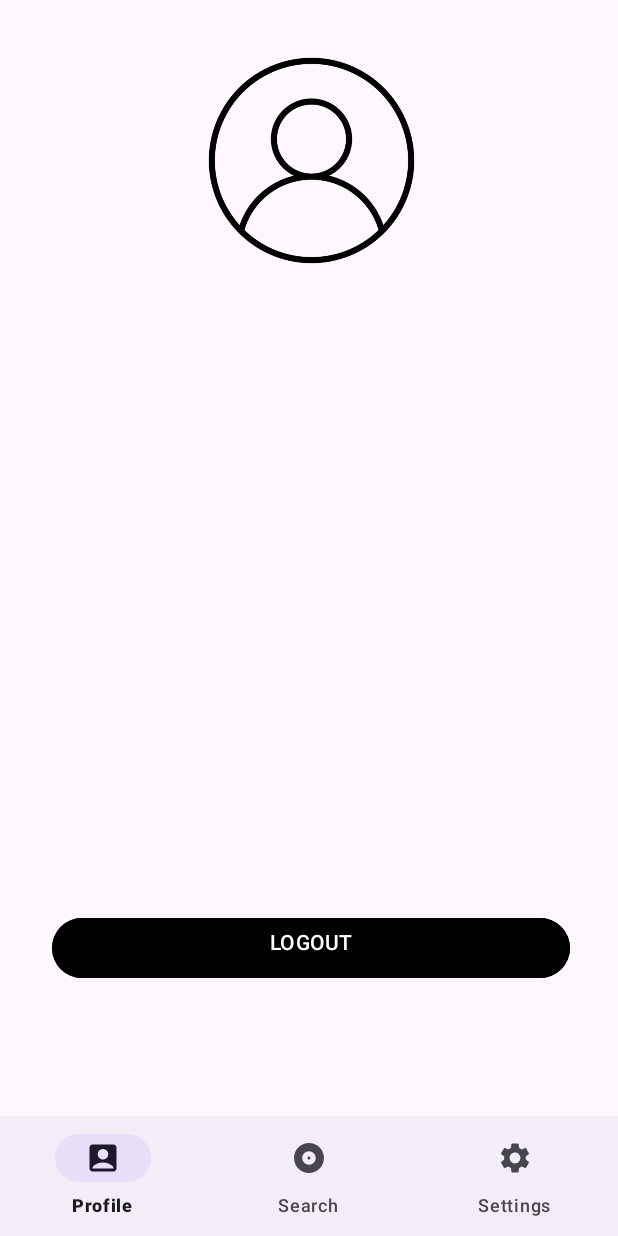
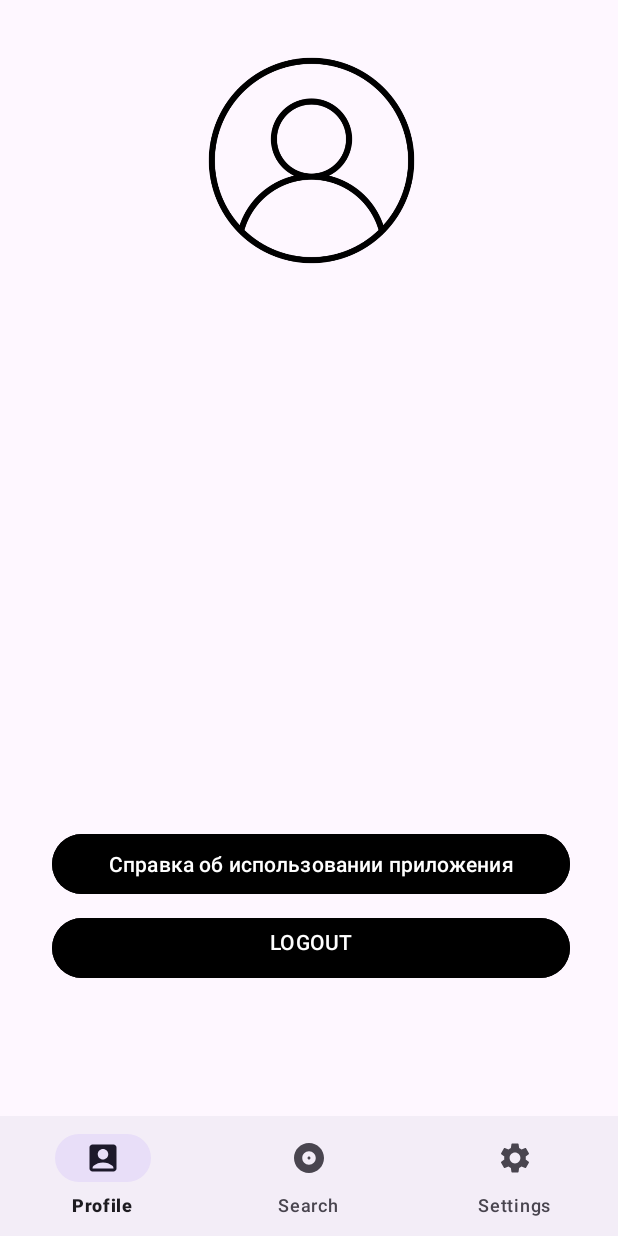
Before and after one commit to emiliyura/hotel, an Android app: the fragment ProfileFragment placed in its activity, on a phone screen of 412 x 824 dp. Run offline under Robolectric (Android 15) with nearby library versions, the phone set to English and light mode, and no system bars; our stand-ins replace Firebase (no records; nobody signed in at launch, a user with empty details on screens opened directly).

Commit message:
вроде все

```diff
--- a/app/src/main/AndroidManifest.xml
+++ b/app/src/main/AndroidManifest.xml
@@ -3,13 +3,15 @@
 
     <uses-permission android:name="android.permission.INTERNET" />
 
-<!--    <uses-permission android:name="android.permission.READ_EXTERNAL_STORAGE" />-->
     <application
         android:icon="@mipmap/ic_launcher"
         android:label="@string/app_name"
         android:roundIcon="@mipmap/ic_launcher_round"
         android:supportsRtl="true"
         android:theme="@style/Theme.Material3.Light">
+        <activity
+            android:name=".ApplicationDescription"
+            android:exported="false" />
         <activity
             android:name=".HotelCreate"
             android:exported="false" />
--- a/app/src/main/java/com/example/hotel/Login.java
+++ b/app/src/main/java/com/example/hotel/Login.java
@@ -13,6 +13,7 @@ import android.widget.Toast;
 
 import androidx.annotation.NonNull;
 import androidx.appcompat.app.AppCompatActivity;
+import androidx.core.content.ContextCompat;
 
 import com.google.android.material.textfield.TextInputEditText;
 import com.google.firebase.auth.FirebaseAuth;
@@ -50,6 +51,10 @@ public class Login extends AppCompatActivity {
     protected void onCreate(Bundle savedInstanceState) {
         super.onCreate(savedInstanceState);
         setContentView(R.layout.activity_login);
+
+        getWindow().setStatusBarColor(ContextCompat.getColor(this, R.color.black));
+
+
         mAuth = FirebaseAuth.getInstance();
         editTextEmail = findViewById(R.id.email);
         editTextPassword = findViewById(R.id.password);
--- a/app/src/main/java/com/example/hotel/ProfileFragment.java
+++ b/app/src/main/java/com/example/hotel/ProfileFragment.java
@@ -25,7 +25,7 @@ import com.google.firebase.database.ValueEventListener;
 public class ProfileFragment extends Fragment {
 
     private FirebaseAuth auth;
-    private Button button;
+    private Button button, ApplicationButton;
     private TextView textView, textViewName;
     private FirebaseUser user;
     private DatabaseReference databaseReference;
@@ -44,6 +44,7 @@ public class ProfileFragment extends Fragment {
         textView = view.findViewById(R.id.user_details);
         textViewName = view.findViewById(R.id.user_name);
         button = view.findViewById(R.id.logout);
+        ApplicationButton = view.findViewById(R.id.application_description_button);
 
         if (user == null) {
             Intent intent = new Intent(getActivity(), Login.class);
@@ -54,12 +55,17 @@ public class ProfileFragment extends Fragment {
             loadUserNameFromFirebase();
         }
 
+        ApplicationButton.setOnClickListener(v -> {
+            applicationDesc();
+        });
+
         button.setOnClickListener(v -> {
             logout();
         });
 
         return view;
     }
+
 
     private void loadUserNameFromFirebase() {
         databaseReference.addListenerForSingleValueEvent(new ValueEventListener() {
@@ -97,4 +103,10 @@ public class ProfileFragment extends Fragment {
         startActivity(intent);
         getActivity().finish();
     }
+
+    private void applicationDesc() {
+        Intent intent = new Intent(getActivity(), ApplicationDescription.class);
+        startActivity(intent);
+        getActivity().finish();
+    }
 }
--- a/app/src/main/java/com/example/hotel/Register.java
+++ b/app/src/main/java/com/example/hotel/Register.java
@@ -11,6 +11,7 @@ import android.widget.Toast;
 
 import androidx.annotation.NonNull;
 import androidx.appcompat.app.AppCompatActivity;
+import androidx.core.content.ContextCompat;
 
 import com.google.android.gms.tasks.OnCompleteListener;
 import com.google.android.gms.tasks.Task;
@@ -49,6 +50,10 @@ public class Register extends AppCompatActivity {
     protected void onCreate(Bundle savedInstanceState) {
         super.onCreate(savedInstanceState);
         setContentView(R.layout.activity_register);
+
+        getWindow().setStatusBarColor(ContextCompat.getColor(this, R.color.black));
+
+
         mAuth = FirebaseAuth.getInstance();
         editTextEmail = findViewById(R.id.email);
         editTextPassword = findViewById(R.id.password);
--- a/app/src/main/res/layout/fragment_profile.xml
+++ b/app/src/main/res/layout/fragment_profile.xml
@@ -53,6 +53,22 @@
         tools:text="email@example.com" />
 
     <!-- Кнопка выхода -->
+
+    <Button
+        android:id="@+id/application_description_button"
+        android:layout_width="0dp"
+        android:layout_height="48dp"
+        android:layout_marginStart="32dp"
+        android:layout_marginEnd="32dp"
+        android:layout_marginBottom="60dp"
+        android:backgroundTint="@color/black"
+        android:text="Справка об использовании приложения"
+        android:textColor="@android:color/white"
+        app:layout_constraintBottom_toBottomOf="parent"
+        app:layout_constraintEnd_toEndOf="parent"
+        app:layout_constraintHorizontal_bias="0.0"
+        app:layout_constraintStart_toStartOf="parent" />
+
     <Button
         android:id="@+id/logout"
         android:layout_width="0dp"
```
Also changed, not shown: app/src/main/java/com/example/hotel/ApplicationDescription.java (added, +45 -0 lines), app/src/main/java/com/example/hotel/HotelCreate.java (+11 -5 lines), app/src/main/res/layout/activity_application_description.xml (added, +42 -0 lines).
